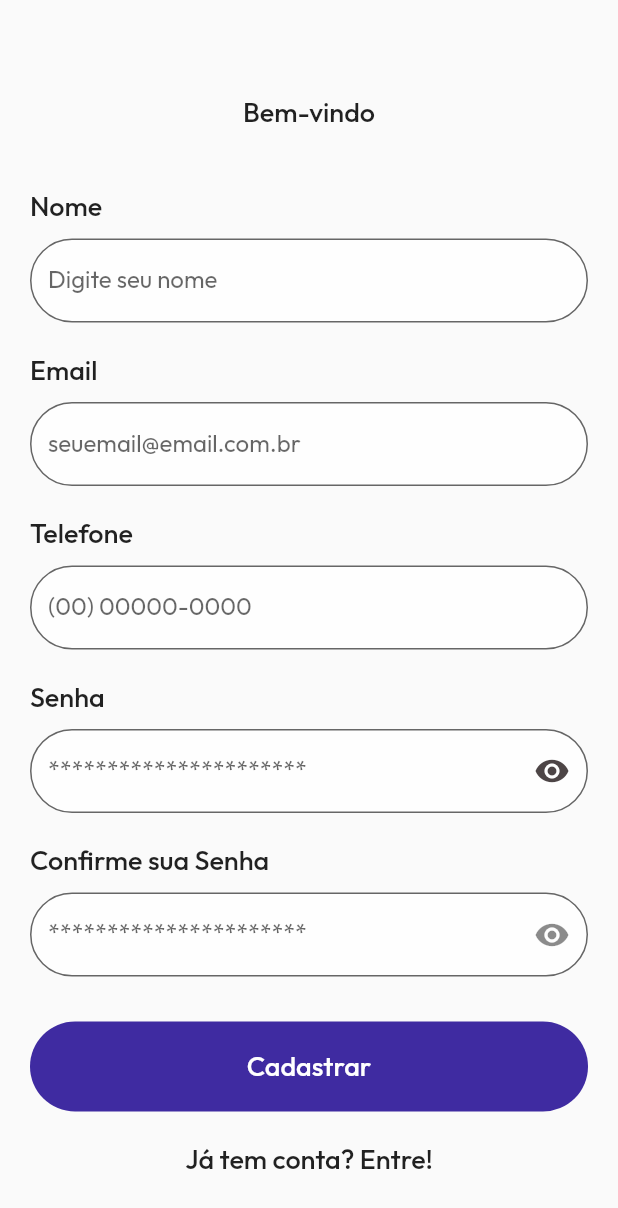
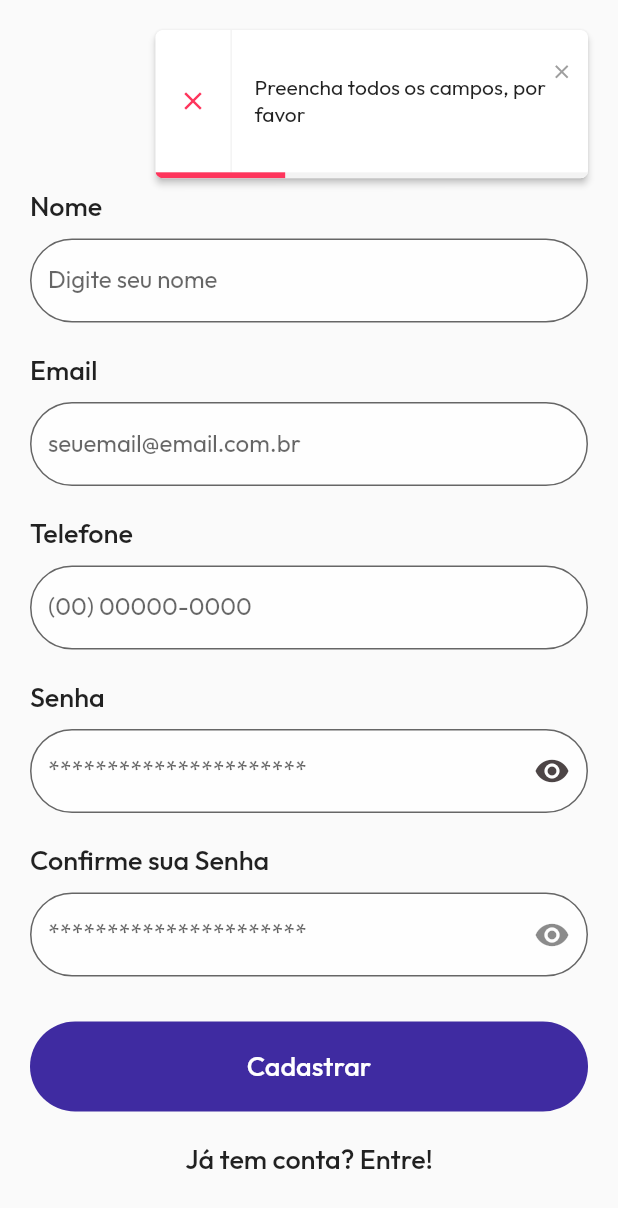
Before and after one commit to rafael0liveira9/Flutter_Projeto_App_para_Mark, a Flutter app: the RegisterPage screen opened directly, scrolled down 97 dp, after a tap on "Cadastrar", on a phone screen of 412 x 824 dp. Shown: the top 1208 px of the screen. Run offline on Flutter 3.47's test engine with Material 2 defaults, Android fonts, the phone set to English and light mode, and no system bars; our stand-ins replace dio, elegant_notification, file_picker, firebase_core, flutter_animate, flutter_rating_bar and 6 more; missing offline and left inert: background_downloader, fcm_config, flex_color_picker, mask, pinch_zoom_release_unzoom; accounts and stored records are empty; network calls fail.

Commit message:
FIX: Fixed register

```diff
--- a/lib/pages/account/register/view/register_page.dart
+++ b/lib/pages/account/register/view/register_page.dart
@@ -1,5 +1,10 @@
 // ignore_for_file: unnecessary_lambdas
 
+import 'package:Mark/config/repo/auth_repo.dart';
+import 'package:Mark/db/user_db.dart';
+import 'package:Mark/pages/home/view/home_page.dart';
+import 'package:dio/dio.dart';
+import 'package:elegant_notification/elegant_notification.dart';
 import 'package:flutter/material.dart';
 import 'package:flutter/services.dart';
 import 'package:get/instance_manager.dart';
@@ -944,59 +949,69 @@ class _RegisterPageState extends State<RegisterPage> {
             // ),
             InkWell(
               onTap: () async {
-                // if (emailControler.text.isNotEmpty &&
-                //     phoneController.text.isNotEmpty &&
-                //     passwordControler.text.isNotEmpty &&
-                //     passwordConfirmControler.text.isNotEmpty &&
-                //     nameController.text.isNotEmpty) {
-                //   if (passwordControler.text == passwordConfirmControler.text) {
-                //     if (!isLoading) {
-                //       setState(() {
-                //         isLoading = true;
-                //       });
+                if (emailControler.text.isNotEmpty &&
+                    phoneController.text.isNotEmpty &&
+                    passwordControler.text.isNotEmpty &&
+                    passwordConfirmControler.text.isNotEmpty &&
+                    nameController.text.isNotEmpty) {
+                  if (passwordControler.text == passwordConfirmControler.text) {
+                    // if (!isLoading) {
+                    setState(() {
+                      isLoading = true;
+                    });
+                    Response returnLogin = await AuthRepo.signUser(
+                        email: emailControler.text,
+                        phone: phoneController.text,
+                        password: passwordControler.text,
+                        name: nameController.text);
 
-                //       Response response = await AuthRepo.signUser(
-                //         emailControler.text,
-                //         passwordControler.text,
-                //         nameController.text,
-                //         phoneController.text,
-                //       );
-
-                //       if (response.data.containsKey("jwt") == true) {
-                //         await DB().setUserdata(
-                //             emailControler.text, passwordControler.text, false);
-                //         await saveUserToken(
-                //           response.data['jwt'].toString(),
-                //         );
-                //         isLoading = false;
-                //         setState(() {
-                //           userData.setUserData(
-                //             response.data as Map<String, dynamic>,
-                //           );
-                //         });
-                //         await Get.to(const HomePage());
-                //       } else {
-                //         ElegantNotification.error(
-                //           description: Text(
-                //             response.data["Message"],
-                //           ),
-                //         ).show(context);
-                //       }
-                //     } else {
-                //       ElegantNotification.error(
-                //         description: const Text(
-                //           'Preencha todos os campos, por favor',
-                //         ),
-                //       ).show(context);
-                //     }
-                //   }
-                // } else {
-                //   ElegantNotification.error(
-                //     description: const Text(
-                //       'Preencha todos os campos, por favor',
-                //     ),
-                //   ).show(context);
-                // }
+                    if (returnLogin.data.containsKey('jwt') == true) {
+                      try {
+                        await DB().setUserdata(
+                          emailControler.text,
+                          passwordControler.text,
+                          false,
+                        );
+                      } catch (e) {
+                        await DB().deleteUser();
+                        await DB().setUserdata(
+                          emailControler.text,
+                          passwordControler.text,
+                          false,
+                        );
+                      }
+                      setState(() {
+                        isLoading = false;
+                        userData.setUserData(
+                          returnLogin.data as Map<String, dynamic>,
+                        );
+                      });
+                      await Get.to(const HomePage());
+                    } else {
+                      ElegantNotification.error(
+                        description: Text(
+                          returnLogin.data['Message'].toString(),
+                        ),
+                      ).show(context);
+                      setState(() {
+                        isLoading = false;
+                      });
+                    }
+                    // }
+                  } else {
+                    ElegantNotification.error(
+                      description: const Text(
+                        'Preencha todos os campos, por favor',
+                      ),
+                    ).show(context);
+                  }
+                } else {
+                  ElegantNotification.error(
+                    description: const Text(
+                      'Preencha todos os campos, por favor',
+                    ),
+                  ).show(context);
+                }
               },
               child: Container(
                 margin: const EdgeInsets.only(top: 30),
```
Also changed, not shown: lib/config/repo/auth_repo.dart (+14 -0 lines), 1 other file.
